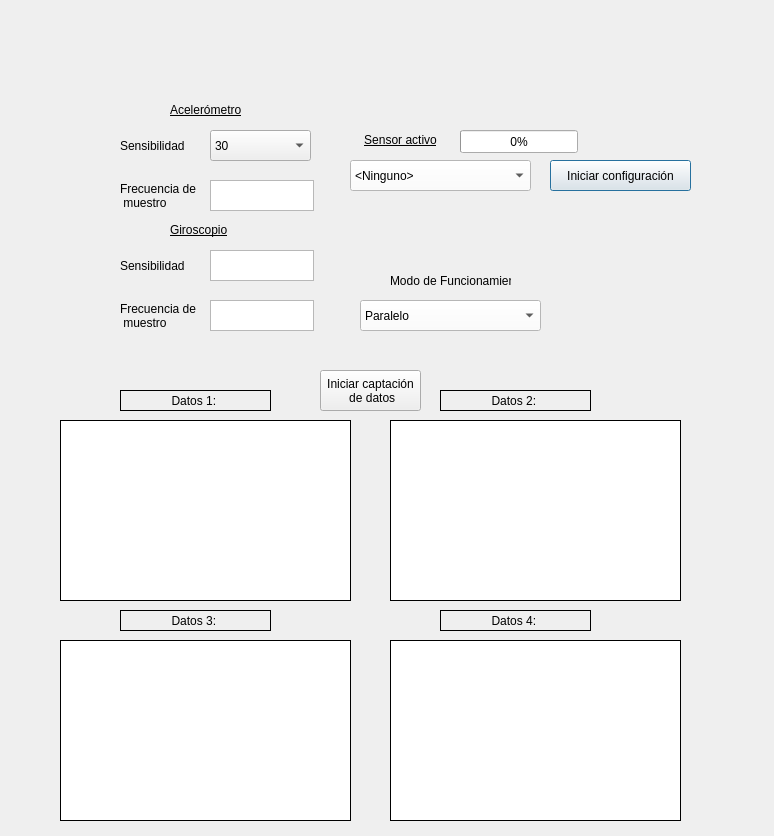
gonzalo-saavedra-m/CC5328-T1, file Embedido_tarea2.ui: the form before one commit.
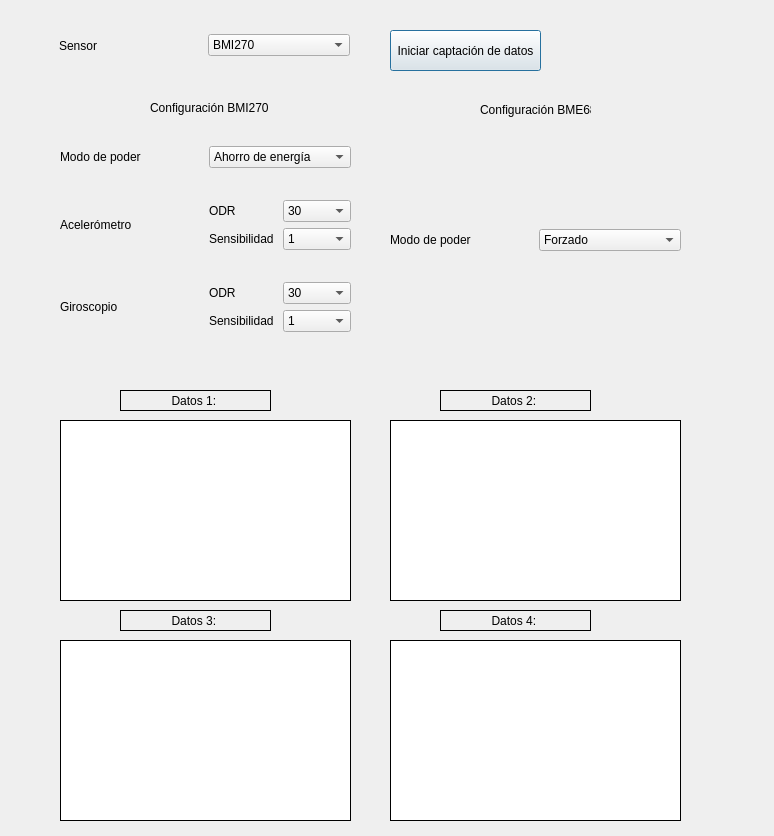
The form after the commit.

Commit message: updated ui and reading it

```diff
--- a/Embedido_tarea2.ui
+++ b/Embedido_tarea2.ui
@@ -13,229 +13,9 @@
   <property name="windowTitle">
    <string>UI Sensores</string>
   </property>
-  <widget class="QLabel" name="label_30">
+  <widget class="QGraphicsView" name="plot1">
    <property name="geometry">
     <rect>
-     <x>350</x>
-     <y>130</y>
-     <width>101</width>
-     <height>21</height>
-    </rect>
-   </property>
-   <property name="styleSheet">
-    <string notr="true">color: rgb(0, 0, 0);
-
-</string>
-   </property>
-   <property name="text">
-    <string>&lt;html&gt;&lt;head/&gt;&lt;body&gt;&lt;p align=&quot;center&quot;&gt;&lt;span style=&quot; text-decoration: underline;&quot;&gt;Sensor activo&lt;/span&gt;&lt;/p&gt;&lt;/body&gt;&lt;/html&gt;</string>
-   </property>
-  </widget>
-  <widget class="QProgressBar" name="progressBar">
-   <property name="geometry">
-    <rect>
-     <x>460</x>
-     <y>130</y>
-     <width>118</width>
-     <height>23</height>
-    </rect>
-   </property>
-   <property name="value">
-    <number>0</number>
-   </property>
-  </widget>
-  <widget class="QComboBox" name="selec_12">
-   <property name="geometry">
-    <rect>
-     <x>350</x>
-     <y>160</y>
-     <width>181</width>
-     <height>31</height>
-    </rect>
-   </property>
-   <property name="styleSheet">
-    <string notr="true">background-color: rgb(255, 255, 255);</string>
-   </property>
-   <item>
-    <property name="text">
-     <string>&lt;Ninguno&gt;</string>
-    </property>
-   </item>
-   <item>
-    <property name="text">
-     <string>BMI270</string>
-    </property>
-   </item>
-   <item>
-    <property name="text">
-     <string>BMI688</string>
-    </property>
-   </item>
-  </widget>
-  <widget class="QLabel" name="label_9">
-   <property name="geometry">
-    <rect>
-     <x>120</x>
-     <y>180</y>
-     <width>81</width>
-     <height>31</height>
-    </rect>
-   </property>
-   <property name="text">
-    <string>Frecuencia de 
- muestro</string>
-   </property>
-  </widget>
-  <widget class="QLabel" name="label_7">
-   <property name="geometry">
-    <rect>
-     <x>120</x>
-     <y>130</y>
-     <width>81</width>
-     <height>31</height>
-    </rect>
-   </property>
-   <property name="text">
-    <string>Sensibilidad</string>
-   </property>
-  </widget>
-  <widget class="QTextEdit" name="text_acc_sensibity">
-   <property name="geometry">
-    <rect>
-     <x>210</x>
-     <y>180</y>
-     <width>104</width>
-     <height>31</height>
-    </rect>
-   </property>
-  </widget>
-  <widget class="QComboBox" name="selec_13">
-   <property name="geometry">
-    <rect>
-     <x>360</x>
-     <y>300</y>
-     <width>181</width>
-     <height>31</height>
-    </rect>
-   </property>
-   <property name="styleSheet">
-    <string notr="true">background-color: rgb(255, 255, 255);</string>
-   </property>
-   <item>
-    <property name="text">
-     <string>Paralelo</string>
-    </property>
-   </item>
-   <item>
-    <property name="text">
-     <string>Forzado</string>
-    </property>
-   </item>
-  </widget>
-  <widget class="QLabel" name="label_31">
-   <property name="geometry">
-    <rect>
-     <x>390</x>
-     <y>270</y>
-     <width>121</width>
-     <height>21</height>
-    </rect>
-   </property>
-   <property name="styleSheet">
-    <string notr="true">color: rgb(0, 0, 0);
-
-</string>
-   </property>
-   <property name="text">
-    <string>Modo de Funcionamiento</string>
-   </property>
-  </widget>
-  <widget class="QLabel" name="label_32">
-   <property name="geometry">
-    <rect>
-     <x>170</x>
-     <y>100</y>
-     <width>121</width>
-     <height>21</height>
-    </rect>
-   </property>
-   <property name="styleSheet">
-    <string notr="true">color: rgb(0, 0, 0);
-
-</string>
-   </property>
-   <property name="text">
-    <string>&lt;html&gt;&lt;head/&gt;&lt;body&gt;&lt;p&gt;&lt;span style=&quot; text-decoration: underline;&quot;&gt;Acelerómetro&lt;/span&gt;&lt;/p&gt;&lt;/body&gt;&lt;/html&gt;</string>
-   </property>
-  </widget>
-  <widget class="QLabel" name="label_33">
-   <property name="geometry">
-    <rect>
-     <x>170</x>
-     <y>220</y>
-     <width>121</width>
-     <height>21</height>
-    </rect>
-   </property>
-   <property name="styleSheet">
-    <string notr="true">color: rgb(0, 0, 0);
-
-</string>
-   </property>
-   <property name="text">
-    <string>&lt;html&gt;&lt;head/&gt;&lt;body&gt;&lt;p&gt;&lt;span style=&quot; text-decoration: underline;&quot;&gt;Giroscopio&lt;/span&gt;&lt;/p&gt;&lt;/body&gt;&lt;/html&gt;</string>
-   </property>
-  </widget>
-  <widget class="QLabel" name="label_8">
-   <property name="geometry">
-    <rect>
-     <x>120</x>
-     <y>250</y>
-     <width>81</width>
-     <height>31</height>
-    </rect>
-   </property>
-   <property name="text">
-    <string>Sensibilidad</string>
-   </property>
-  </widget>
-  <widget class="QLabel" name="label_10">
-   <property name="geometry">
-    <rect>
-     <x>120</x>
-     <y>300</y>
-     <width>81</width>
-     <height>31</height>
-    </rect>
-   </property>
-   <property name="text">
-    <string>Frecuencia de 
- muestro</string>
-   </property>
-  </widget>
-  <widget class="QTextEdit" name="text_acc_sensibity_2">
-   <property name="geometry">
-    <rect>
-     <x>210</x>
-     <y>300</y>
-     <width>104</width>
-     <height>31</height>
-    </rect>
-   </property>
-  </widget>
-  <widget class="QTextEdit" name="text_acc_sampling_2">
-   <property name="geometry">
-    <rect>
-     <x>210</x>
-     <y>250</y>
-     <width>104</width>
-     <height>31</height>
-    </rect>
-   </property>
-  </widget>
-  <widget class="QGraphicsView" name="Plot1">
-   <property name="geometry">
-    <rect>
      <x>60</x>
      <y>420</y>
      <width>291</width>
@@ -388,54 +168,293 @@
   <widget class="QPushButton" name="pushButton">
    <property name="geometry">
     <rect>
-     <x>550</x>
-     <y>160</y>
-     <width>141</width>
-     <height>31</height>
-    </rect>
-   </property>
-   <property name="text">
-    <string>Iniciar configuración</string>
-   </property>
-  </widget>
-  <widget class="QPushButton" name="pushButton_2">
-   <property name="geometry">
-    <rect>
-     <x>320</x>
-     <y>370</y>
-     <width>101</width>
+     <x>390</x>
+     <y>30</y>
+     <width>151</width>
      <height>41</height>
     </rect>
    </property>
    <property name="text">
-    <string>Iniciar captación 
- de datos</string>
+    <string>Iniciar captación de datos</string>
    </property>
   </widget>
-  <widget class="QComboBox" name="comboBox_acc_sampling">
+  <widget class="QWidget" name="verticalLayoutWidget">
    <property name="geometry">
     <rect>
-     <x>210</x>
-     <y>130</y>
-     <width>101</width>
-     <height>31</height>
+     <x>60</x>
+     <y>120</y>
+     <width>291</width>
+     <height>241</height>
     </rect>
    </property>
-   <item>
-    <property name="text">
-     <string>30</string>
-    </property>
-   </item>
-   <item>
-    <property name="text">
-     <string>120</string>
-    </property>
-   </item>
-   <item>
-    <property name="text">
-     <string>60</string>
-    </property>
-   </item>
+   <layout class="QVBoxLayout" name="verticalLayout">
+    <item>
+     <layout class="QHBoxLayout" name="horizontalLayout">
+      <item>
+       <widget class="QLabel" name="label">
+        <property name="text">
+         <string>Modo de poder</string>
+        </property>
+       </widget>
+      </item>
+      <item>
+       <widget class="QComboBox" name="bmi270_powermode">
+        <item>
+         <property name="text">
+          <string>Ahorro de energía</string>
+         </property>
+        </item>
+        <item>
+         <property name="text">
+          <string>Equilibrado</string>
+         </property>
+        </item>
+        <item>
+         <property name="text">
+          <string>Alto rendimiento</string>
+         </property>
+        </item>
+        <item>
+         <property name="text">
+          <string>Suspensión</string>
+         </property>
+        </item>
+       </widget>
+      </item>
+     </layout>
+    </item>
+    <item>
+     <layout class="QHBoxLayout" name="horizontalLayout_5">
+      <item>
+       <widget class="QLabel" name="label_2">
+        <property name="text">
+         <string>Acelerómetro</string>
+        </property>
+       </widget>
+      </item>
+      <item>
+       <layout class="QVBoxLayout" name="verticalLayout_3">
+        <item>
+         <layout class="QHBoxLayout" name="horizontalLayout_9">
+          <item>
+           <widget class="QLabel" name="label_9">
+            <property name="text">
+             <string>ODR</string>
+            </property>
+           </widget>
+          </item>
+          <item>
+           <widget class="QComboBox" name="bmi270_acc_odr">
+            <item>
+             <property name="text">
+              <string>30</string>
+             </property>
+            </item>
+            <item>
+             <property name="text">
+              <string>60</string>
+             </property>
+            </item>
+           </widget>
+          </item>
+         </layout>
+        </item>
+        <item>
+         <layout class="QHBoxLayout" name="horizontalLayout_8">
+          <item>
+           <widget class="QLabel" name="label_10">
+            <property name="text">
+             <string>Sensibilidad</string>
+            </property>
+           </widget>
+          </item>
+          <item>
+           <widget class="QComboBox" name="bmi270_acc_sens">
+            <item>
+             <property name="text">
+              <string>1</string>
+             </property>
+            </item>
+            <item>
+             <property name="text">
+              <string>2</string>
+             </property>
+            </item>
+           </widget>
+          </item>
+         </layout>
+        </item>
+       </layout>
+      </item>
+     </layout>
+    </item>
+    <item>
+     <layout class="QHBoxLayout" name="horizontalLayout_6">
+      <item>
+       <widget class="QLabel" name="label_8">
+        <property name="text">
+         <string>Giroscopio</string>
+        </property>
+       </widget>
+      </item>
+      <item>
+       <layout class="QVBoxLayout" name="verticalLayout_4">
+        <item>
+         <layout class="QHBoxLayout" name="horizontalLayout_10">
+          <item>
+           <widget class="QLabel" name="label_11">
+            <property name="text">
+             <string>ODR</string>
+            </property>
+           </widget>
+          </item>
+          <item>
+           <widget class="QComboBox" name="bmi270_gyro_odr">
+            <item>
+             <property name="text">
+              <string>30</string>
+             </property>
+            </item>
+            <item>
+             <property name="text">
+              <string>60</string>
+             </property>
+            </item>
+           </widget>
+          </item>
+         </layout>
+        </item>
+        <item>
+         <layout class="QHBoxLayout" name="horizontalLayout_11">
+          <item>
+           <widget class="QLabel" name="label_12">
+            <property name="text">
+             <string>Sensibilidad</string>
+            </property>
+           </widget>
+          </item>
+          <item>
+           <widget class="QComboBox" name="bmi270_gyro_sens">
+            <item>
+             <property name="text">
+              <string>1</string>
+             </property>
+            </item>
+            <item>
+             <property name="text">
+              <string>2</string>
+             </property>
+            </item>
+           </widget>
+          </item>
+         </layout>
+        </item>
+       </layout>
+      </item>
+     </layout>
+    </item>
+   </layout>
+  </widget>
+  <widget class="QWidget" name="verticalLayoutWidget_2">
+   <property name="geometry">
+    <rect>
+     <x>390</x>
+     <y>120</y>
+     <width>291</width>
+     <height>241</height>
+    </rect>
+   </property>
+   <layout class="QVBoxLayout" name="verticalLayout_2">
+    <item>
+     <layout class="QHBoxLayout" name="horizontalLayout_12">
+      <item>
+       <widget class="QLabel" name="label_14">
+        <property name="text">
+         <string>Modo de poder</string>
+        </property>
+       </widget>
+      </item>
+      <item>
+       <widget class="QComboBox" name="bme688_powermode">
+        <item>
+         <property name="text">
+          <string>Forzado</string>
+         </property>
+        </item>
+        <item>
+         <property name="text">
+          <string>Paralelo</string>
+         </property>
+        </item>
+        <item>
+         <property name="text">
+          <string>Suspensión</string>
+         </property>
+        </item>
+       </widget>
+      </item>
+     </layout>
+    </item>
+   </layout>
+  </widget>
+  <widget class="QLabel" name="label_7">
+   <property name="geometry">
+    <rect>
+     <x>150</x>
+     <y>100</y>
+     <width>121</width>
+     <height>16</height>
+    </rect>
+   </property>
+   <property name="text">
+    <string>Configuración BMI270</string>
+   </property>
+  </widget>
+  <widget class="QLabel" name="label_13">
+   <property name="geometry">
+    <rect>
+     <x>480</x>
+     <y>100</y>
+     <width>111</width>
+     <height>20</height>
+    </rect>
+   </property>
+   <property name="text">
+    <string>Configuración BME688</string>
+   </property>
+  </widget>
+  <widget class="QWidget" name="horizontalLayoutWidget_9">
+   <property name="geometry">
+    <rect>
+     <x>59</x>
+     <y>20</y>
+     <width>291</width>
+     <height>51</height>
+    </rect>
+   </property>
+   <layout class="QHBoxLayout" name="horizontalLayout_13">
+    <item>
+     <widget class="QLabel" name="label_15">
+      <property name="text">
+       <string>Sensor</string>
+      </property>
+     </widget>
+    </item>
+    <item>
+     <widget class="QComboBox" name="sensor_selector">
+      <item>
+       <property name="text">
+        <string>BMI270</string>
+       </property>
+      </item>
+      <item>
+       <property name="text">
+        <string>BME688</string>
+       </property>
+      </item>
+     </widget>
+    </item>
+   </layout>
   </widget>
  </widget>
  <resources/>
```
Left out of the diff: 16 changed lines with no effect on the pictures. The commit also changes 3 other files.
